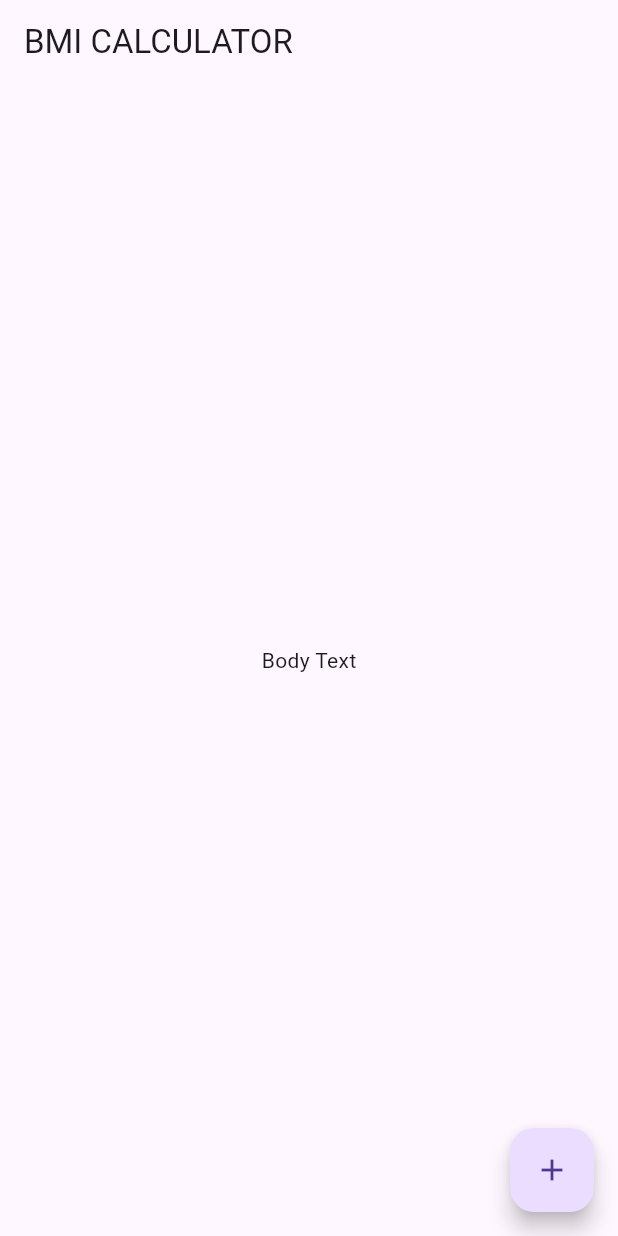
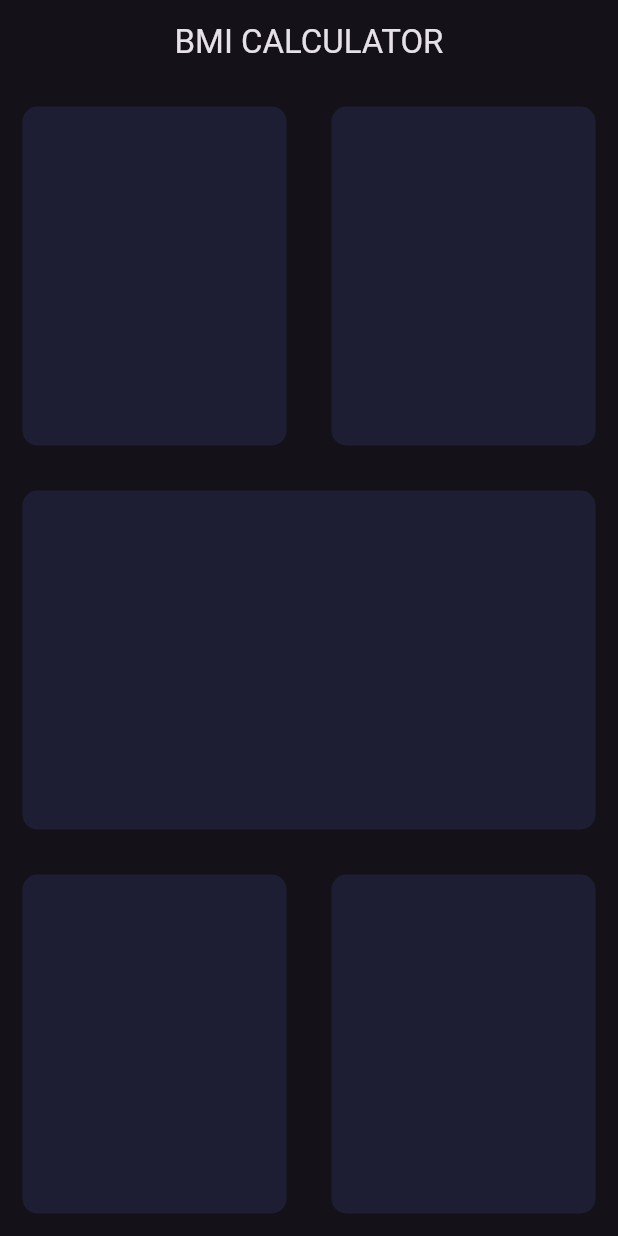
Before and after one commit to nguivo/BMI-Calculator-Flutter, a Flutter app: the screen it shows after launch, on a phone screen of 412 x 824 dp. Run offline on Flutter 3.47's test engine with Material 3 defaults, Android fonts, the phone set to English and light mode, and no system bars.

Commit message:
setting the layout of the home and creating a reusable container widget

```diff
--- a/lib/input_dart.dart
+++ b/lib/input_dart.dart
@@ -0,0 +1,67 @@
+import 'package:flutter/material.dart';
+
+class InputPage extends StatefulWidget {
+  @override
+  _InputPageState createState() => _InputPageState();
+}
+
+class _InputPageState extends State<InputPage> {
+  @override
+  Widget build(BuildContext context) {
+    return Scaffold(
+      appBar: AppBar(
+        title: Text('BMI CALCULATOR'),
+        centerTitle: true,
+      ),
+      body: Column(
+        children: [
+          Expanded(
+            child: Row(
+              children: [
+                Expanded(
+                  child: ReusableCard(Color(0xFF1D1E33)),
+                ),
+                Expanded(
+                  child: ReusableCard(Color(0xFF1D1E33)),
+                ),
+              ],
+            ),
+          ),
+          Expanded(
+            child: ReusableCard(Color(0xFF1D1E33)),
+          ),
+          Expanded(
+            child: Row(
+              children: [
+                Expanded(
+                  child:
+                  ReusableCard(Color(0xFF1D1E33)),
+                ),
+                Expanded(
+                  child: ReusableCard(Color(0xFF1D1E33)),
+                ),
+              ],
+            ),
+          ),
+        ],
+      ),
+    );
+  }
+}
+
+class ReusableCard extends StatelessWidget {
+  final Color bgColor;
+
+  ReusableCard(this.bgColor); // curly brackets make the parameter 'named'
+
+  @override
+  Widget build(BuildContext context) {
+    return Container(
+      margin: EdgeInsets.all(15.0),
+      decoration: BoxDecoration(
+        color: bgColor,
+        borderRadius: BorderRadius.circular(10.0),
+      ),
+    );
+  }
+}
--- a/lib/main.dart
+++ b/lib/main.dart
@@ -1,4 +1,5 @@
 import 'package:flutter/material.dart';
+import 'input_dart.dart';
 
 void main() => runApp(BMICalculator());
 
@@ -6,29 +7,8 @@
   @override
   Widget build(BuildContext context) {
     return MaterialApp(
+      theme: ThemeData.dark(),
       home: InputPage(),
     );
   }
 }
-
-class InputPage extends StatefulWidget {
-  @override
-  _InputPageState createState() => _InputPageState();
-}
-
-class _InputPageState extends State<InputPage> {
-  @override
-  Widget build(BuildContext context) {
-    return Scaffold(
-      appBar: AppBar(
-        title: Text('BMI CALCULATOR'),
-      ),
-      body: Center(
-        child: Text('Body Text'),
-      ),
-      floatingActionButton: FloatingActionButton(
-        child: Icon(Icons.add),
-      ),
-    );
-  }
-}
```
Also changed, not shown: 1 other file.
